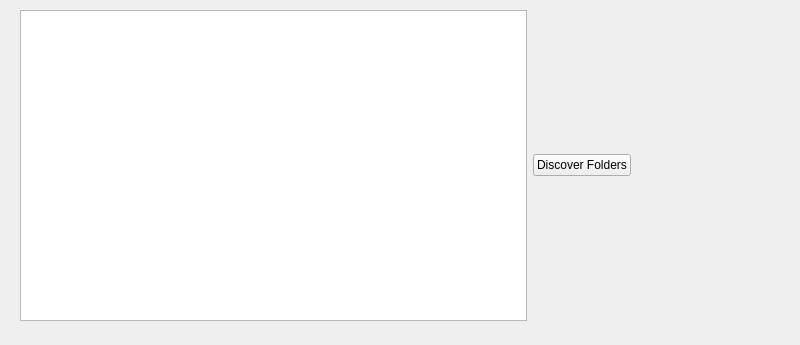
ZRupp/gdrive-save-backup, file frontend/application.ui: the form before one commit.
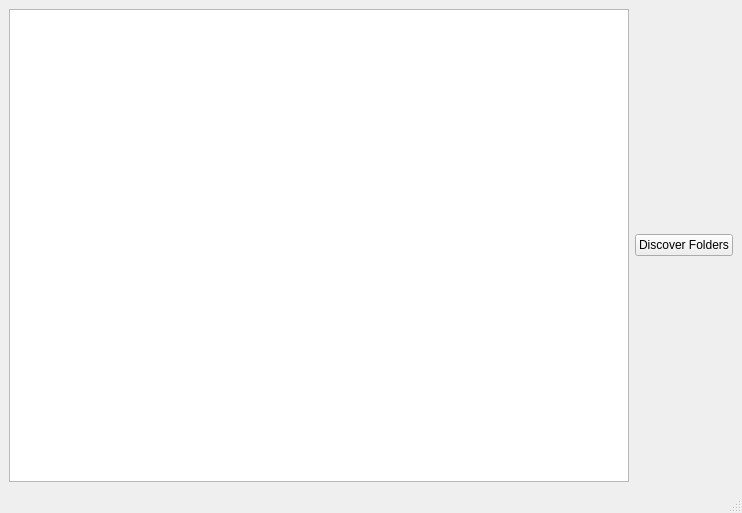
The form after the commit.

Patch:
```diff
--- a/frontend/application.ui
+++ b/frontend/application.ui
@@ -1,34 +1,48 @@
 <?xml version="1.0" encoding="UTF-8"?>
 <ui version="4.0">
-    <class>Widget</class>
-    <widget class="QWidget"
-            name="Widget">
+    <class>MainWindow</class>
+    <widget class="QMainWindow"
+            name="MainWindow">
         <property name="geometry">
             <rect>
                 <x>0</x>
                 <y>0</y>
-                <width>800</width>
-                <height>345</height>
+                <width>742</width>
+                <height>513</height>
             </rect>
         </property>
         <property name="windowTitle">
             <string>Widget</string>
         </property>
         <widget class="QWidget"
-                name="layoutWidget">
-            <property name="geometry">
-                <rect>
-                    <x>20</x>
-                    <y>10</y>
-                    <width>611</width>
-                    <height>311</height>
-                </rect>
-            </property>
+                name="centralwidget">
             <layout class="QHBoxLayout"
-                    name="horizontalLayout">
+                    name="horizontalLayout_2">
                 <item>
                     <widget class="QTableView"
-                            name="savesTableView" />
+                            name="savesTableView">
+                        <property name="sizeAdjustPolicy">
+                            <enum>QAbstractScrollArea::AdjustToContents</enum>
+                        </property>
+                        <property name="autoFillBackground">
+                            <bool>true</bool>
+                        </property>
+                        <property name="alternatingRowColors">
+                            <bool>true</bool>
+                        </property>
+                        <property name="sortingEnabled">
+                            <bool>true</bool>
+                        </property>
+                        <attribute name="horizontalHeaderCascadingSectionResizes">
+                            <bool>true</bool>
+                        </attribute>
+                        <attribute name="horizontalHeaderStretchLastSection">
+                            <bool>true</bool>
+                        </attribute>
+                        <property name="textElideMode">
+                            <enum>Qt::ElideNone</enum>
+                        </property>
+                    </widget>
                 </item>
                 <item>
                     <widget class="QPushButton"
@@ -40,6 +54,19 @@
                 </item>
             </layout>
         </widget>
+        <widget class="QMenuBar"
+                name="menubar">
+            <property name="geometry">
+                <rect>
+                    <x>0</x>
+                    <y>0</y>
+                    <width>742</width>
+                    <height>21</height>
+                </rect>
+            </property>
+        </widget>
+        <widget class="QStatusBar"
+                name="statusbar" />
     </widget>
     <resources />
     <connections />
```
Left out of the diff: 2 changed lines with no effect on the pictures.
